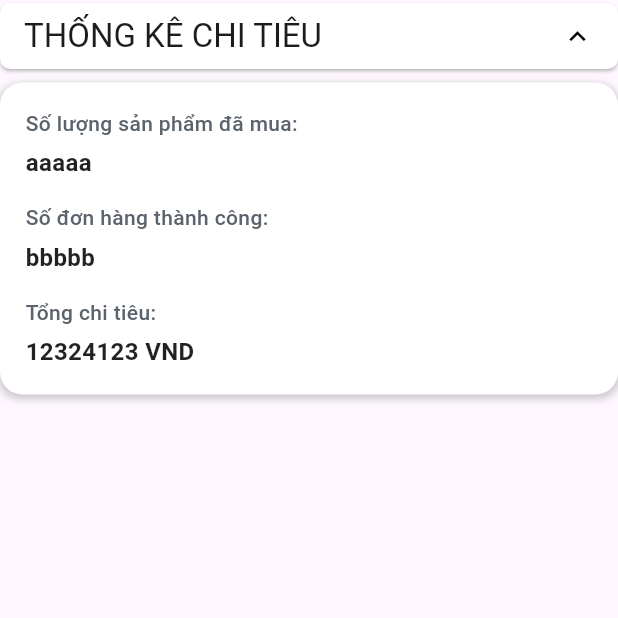
After one commit to Thanhvien04/DoanNhom, a Flutter app: the Home_Screen screen opened directly, on a phone screen of 412 x 824 dp, the top half of it. The commit adds this screen. Run offline on Flutter 3.47's test engine with Material 2 defaults, Android fonts, the light colour scheme and no system bars; our stand-ins replace firebase_auth, firebase_core; accounts and stored records are empty.

Commit message:
sua thu muc

```diff
--- /dev/null
+++ b/lib/Screen/home_screen.dart
@@ -0,0 +1,139 @@
+import 'package:flutter/material.dart';
+
+class Home_Screen extends StatefulWidget {
+  const Home_Screen({super.key});
+
+  @override
+  State<Home_Screen> createState() => _Home_ScreenState();
+}
+
+bool _isExpanded = true;
+
+class _Home_ScreenState extends State<Home_Screen> {
+  @override
+  Widget build(BuildContext context) {
+    return Scaffold(
+        drawer: const Drawer(
+          child: ListTile(
+            leading: Icon(Icons.home),
+            title: Text("Home"),
+          ),
+        ),
+        body: Column(
+          crossAxisAlignment: CrossAxisAlignment.start,
+          children: [
+            ElevatedButton(
+              onPressed: () {
+                setState(() {
+                  _isExpanded = !_isExpanded;
+                });
+              },
+              style: ElevatedButton.styleFrom(
+                padding:
+                    const EdgeInsets.symmetric(horizontal: 16, vertical: 8),
+                backgroundColor: Colors.white,
+                shape: RoundedRectangleBorder(
+                  borderRadius: BorderRadius.circular(7),
+                ),
+              ),
+              child: Row(
+                mainAxisAlignment: MainAxisAlignment.spaceBetween,
+                children: [
+                  Text(
+                    "THỐNG KÊ CHI TIÊU",
+                    style: Theme.of(context).textTheme.titleLarge,
+                  ),
+                  _isExpanded
+                      ? const Icon(
+                          Icons.expand_less,
+                          color: Colors.black,
+                          size: 22,
+                        )
+                      : const Icon(
+                          Icons.expand_more,
+                          color: Colors.black,
+                          size: 22,
+                        ),
+                ],
+              ),
+            ),
+            const SizedBox(height: 7),
+            if (_isExpanded)
+              Container(
+                padding: const EdgeInsets.all(9),
+                width: MediaQuery.of(context).size.width,
+                decoration: BoxDecoration(
+                  color: Colors.white,
+                  borderRadius: BorderRadius.circular(15),
+                  boxShadow: [
+                    BoxShadow(
+                      color: Colors.black.withOpacity(0.2),
+                      spreadRadius: 1,
+                      blurRadius: 4,
+                      offset: const Offset(0, 2),
+                    ),
+                  ],
+                ),
+                child: const Padding(
+                  padding: EdgeInsets.all(8),
+                  child: Column(
+                    crossAxisAlignment: CrossAxisAlignment.start,
+                    children: [
+                      Text(
+                        "Số lượng sản phẩm đã mua:",
+                        style: TextStyle(
+                          color: Color.fromARGB(255, 91, 99, 108),
+                          fontWeight: FontWeight.w500,
+                        ),
+                      ),
+                      SizedBox(height: 5),
+                      Text(
+                        "aaaaa",
+                        style: TextStyle(
+                          color: Colors.black87,
+                          fontSize: 16,
+                          fontWeight: FontWeight.w600,
+                        ),
+                      ),
+                      SizedBox(height: 15),
+                      Text(
+                        "Số đơn hàng thành công:",
+                        style: TextStyle(
+                          color: Color.fromARGB(255, 91, 99, 108),
+                          fontWeight: FontWeight.w500,
+                        ),
+                      ),
+                      SizedBox(height: 5),
+                      Text(
+                        "bbbbb",
+                        style: TextStyle(
+                          color: Colors.black87,
+                          fontSize: 16,
+                          fontWeight: FontWeight.w600,
+                        ),
+                      ),
+                      SizedBox(height: 15),
+                      Text(
+                        "Tổng chi tiêu:",
+                        style: TextStyle(
+                          color: Color.fromARGB(255, 91, 99, 108),
+                          fontWeight: FontWeight.w500,
+                        ),
+                      ),
+                      SizedBox(height: 5),
+                      Text(
+                        "12324123 VND",
+                        style: TextStyle(
+                          color: Colors.black87,
+                          fontSize: 16,
+                          fontWeight: FontWeight.w600,
+                        ),
+                      ),
+                    ],
+                  ),
+                ),
+              )
+          ],
+        ));
+  }
+}
--- a/lib/main.dart
+++ b/lib/main.dart
@@ -1,6 +1,8 @@
+
+import 'package:firebase_core/firebase_core.dart';
 import 'package:flutter/material.dart';
-import 'package:firebase_core/firebase_core.dart';
-import 'login_interface.dart';
+
+import 'Screen/login_screen.dart';
 
 void main() async {
   WidgetsFlutterBinding.ensureInitialized();
```
Also changed, not shown: lib/Screen/login_screen.dart (renamed from lib/signup_interface.dart, +54 -53 lines), lib/Screen/signup_screen.dart (renamed from lib/login_interface.dart, +53 -54 lines), lib/screen.dart (deleted, +0 -27 lines).
